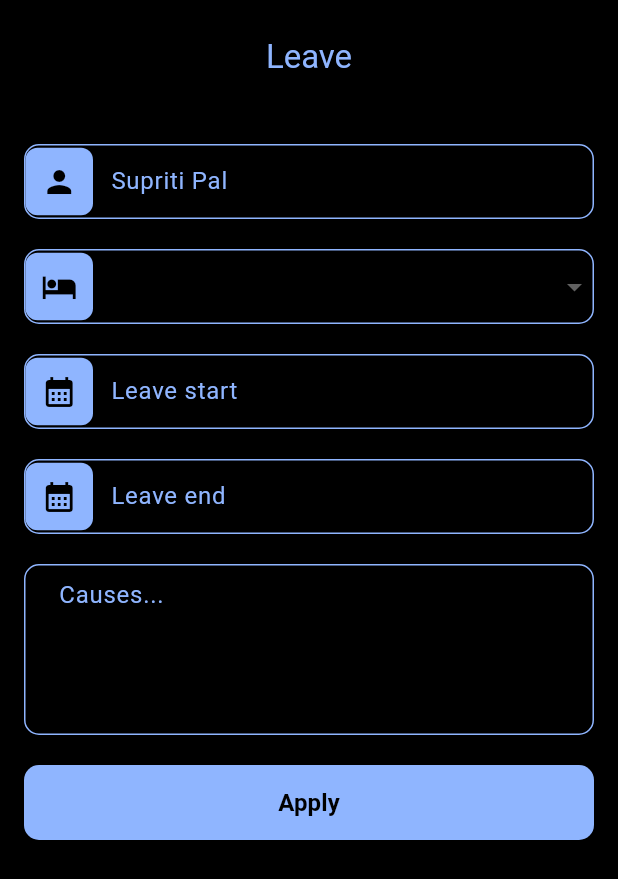
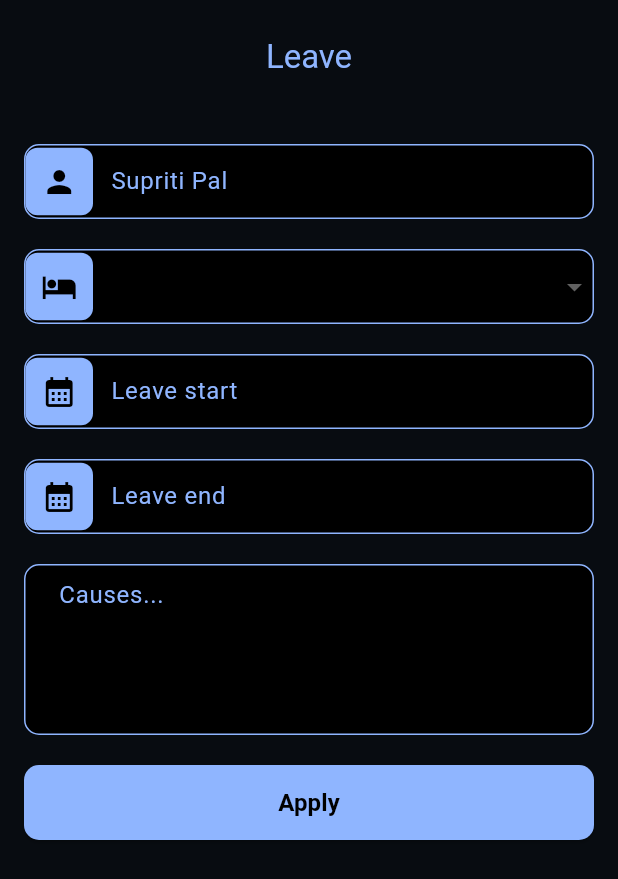
Before and after one commit to Aiinhome-Aivista/HRMS, a Flutter app: the LeaveScreen screen opened directly, on a phone screen of 412 x 824 dp. Shown: the top 879 px of the screen. Run offline on Flutter 3.47's test engine with Material 3 defaults, Android fonts, the phone set to English and light mode, and no system bars; our stand-ins replace flutter_svg, geocoding, geolocator.

Commit message:
HRMS project

```diff
--- a/lib/utils/Screens/attandanceScreen.dart
+++ b/lib/utils/Screens/attandanceScreen.dart
@@ -12,7 +12,7 @@ class _AttandancescreenState extends State<Attandancescreen> {
   Widget build(BuildContext context) {
     return Scaffold(
       appBar: AppBar(
-        title: Text('Attendance Screen'),
+        title: Text('ATTENDANCE SEREEN'),
       ),
     );
   }
--- a/lib/utils/Screens/leaveScreen.dart
+++ b/lib/utils/Screens/leaveScreen.dart
@@ -28,9 +28,9 @@ class _LeaveScreenState extends State<LeaveScreen> {
             style: TextStyle(color: Color.fromRGBO(143, 181, 255, 1)),
           ),
         ),
-        backgroundColor: Colors.black,
+         backgroundColor: Color.fromRGBO(8, 12, 17, 1),
       ),
-      backgroundColor: Colors.black,
+       backgroundColor: Color.fromRGBO(8, 12, 17, 1),
       body: SingleChildScrollView(
         child: Padding(
           padding: const EdgeInsets.only(top: 40, left: 16, right: 16),
@@ -230,7 +230,7 @@ class _LeaveScreenState extends State<LeaveScreen> {
                       return DropdownMenuItem<String>(
                         value: value,
                         child: Text(value,
-                            style: const TextStyle(color: Colors.white)),
+                            style: const TextStyle( color: Color.fromRGBO(143, 181, 255, 1))),
                       );
                     }).toList(),
                     onChanged: (newValue) {
--- a/lib/utils/Screens/locationFillScreen.dart
+++ b/lib/utils/Screens/locationFillScreen.dart
@@ -2,7 +2,7 @@ import 'package:flutter/material.dart';
 import 'package:flutter/services.dart';
 import 'package:hrms/utils/Component/CustomButton.dart';
 import 'package:hrms/utils/Component/CustomTextField.dart';
-import 'package:hrms/utils/Screens/activityScreen.dart';
+import 'package:hrms/utils/Widget/bottamNavigationWidget.dart';
 
 class Locationfillscreen extends StatefulWidget {
   final String city;
@@ -120,8 +120,8 @@ class _LocationfillscreenState extends State<Locationfillscreen> {
                 Navigator.push(
                   context,
                   MaterialPageRoute(
-                    builder: (context) => const Activityscreen(),
-                  ),
+                      builder: (context) => const BottamnavigationBar()),
+                  //Activityscreen()),
                 );
               },
             )
--- a/lib/utils/Widget/bottamNavigationWidget.dart
+++ b/lib/utils/Widget/bottamNavigationWidget.dart
@@ -64,7 +64,7 @@ class _BottamnavigationBarState extends State<BottamnavigationBar> {
     bottomNavigationBar: Container(
       height: screenHeight * 0.08,
       decoration: BoxDecoration(
-          color: Color.fromRGBO(143, 181, 255, 1),
+        color: Colors.red, // Change this to your desired background color
         borderRadius: const BorderRadius.only(
           topLeft: Radius.circular(20),
           topRight: Radius.circular(20),
@@ -107,6 +107,7 @@ class _BottamnavigationBarState extends State<BottamnavigationBar> {
   );
 }
 
+
   Widget _buildNavItem({
     required String iconPath,
     required double screenHeight,
```
Also changed, not shown: lib/utils/Screens/loginSreen.dart (+0 -9 lines). Lines whose indentation alone changed are shown as unchanged.
